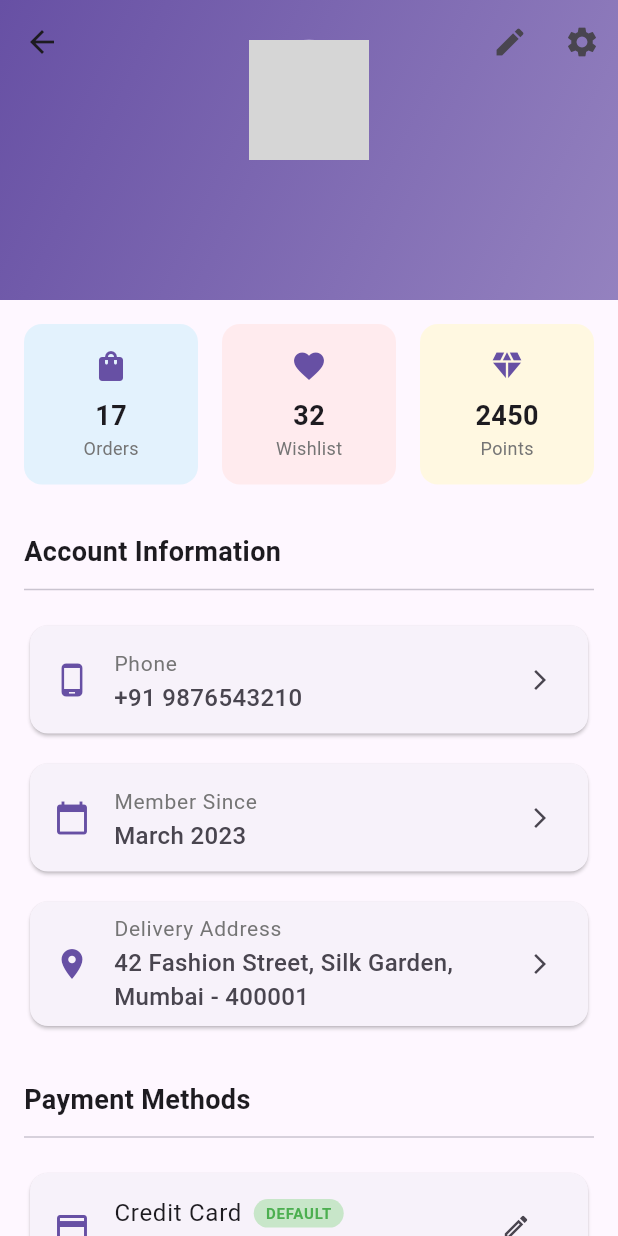
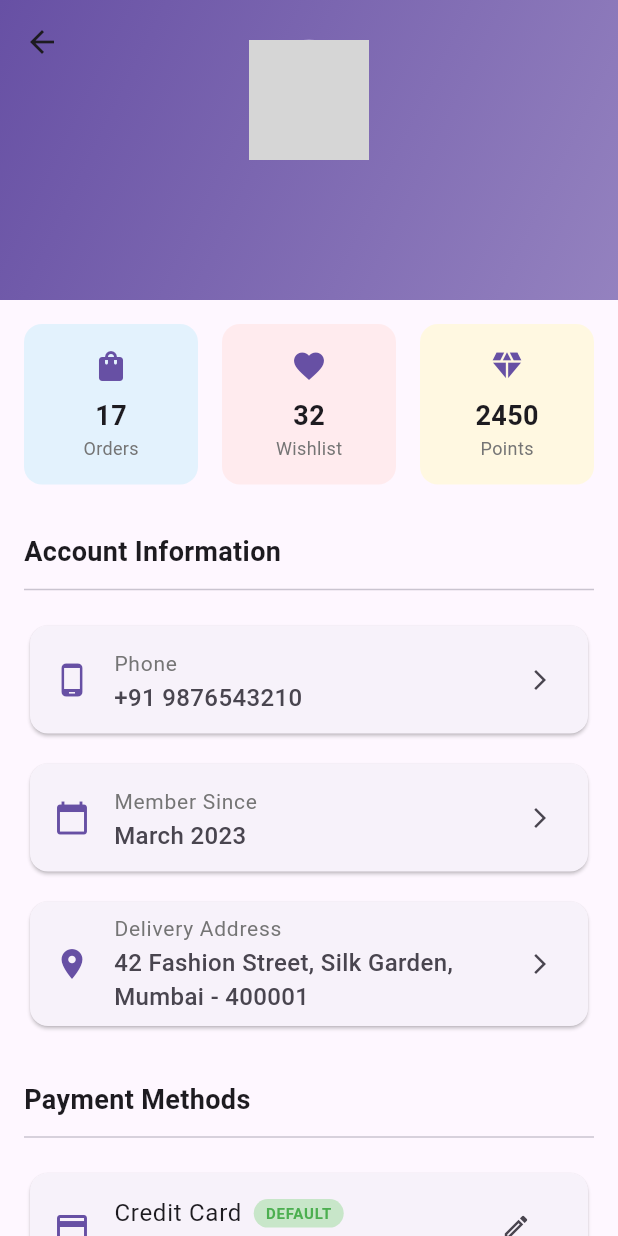
Before and after one commit to Irfana-Fasila/fasio_twist, a Flutter app: the ProfileScreen screen opened directly, on a phone screen of 412 x 824 dp. Run offline on Flutter 3.47's test engine with Material 3 defaults, Android fonts, the phone set to English and light mode, and no system bars; our stand-ins replace dio, flutter_riverpod, flutter_svg, go_router, hive_flutter; accounts and stored records are empty; Roboto replaces fonts that are missing (Poppins); project files that could hold a hidden picture were left out; grey boxes are pictures that could not be loaded.

Commit message:
update profile_screen.dart

```diff
--- a/lib/screens/home/components/profile/profile_screen.dart
+++ b/lib/screens/home/components/profile/profile_screen.dart
@@ -113,22 +113,6 @@ class ProfileScreen extends ConsumerWidget {
               ),
               titlePadding: const EdgeInsets.all(0),
             ),
-            actions: [
-              IconButton(
-                icon: const Icon(Icons.edit),
-                onPressed: () {
-                  // Navigate to edit profile
-                },
-                tooltip: 'Edit Profile',
-              ),
-              IconButton(
-                icon: const Icon(Icons.settings),
-                onPressed: () {
-                  // Navigate to settings
-                },
-                tooltip: 'Settings',
-              ),
-            ],
           ),
           SliverToBoxAdapter(
             child: Padding(
```
